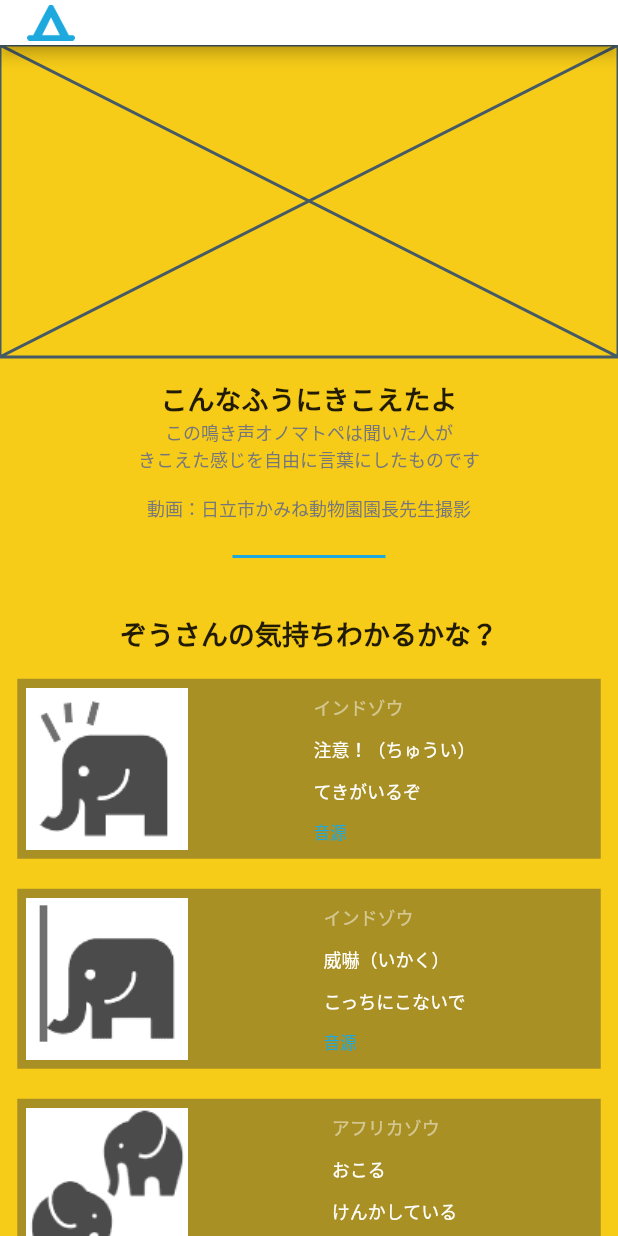
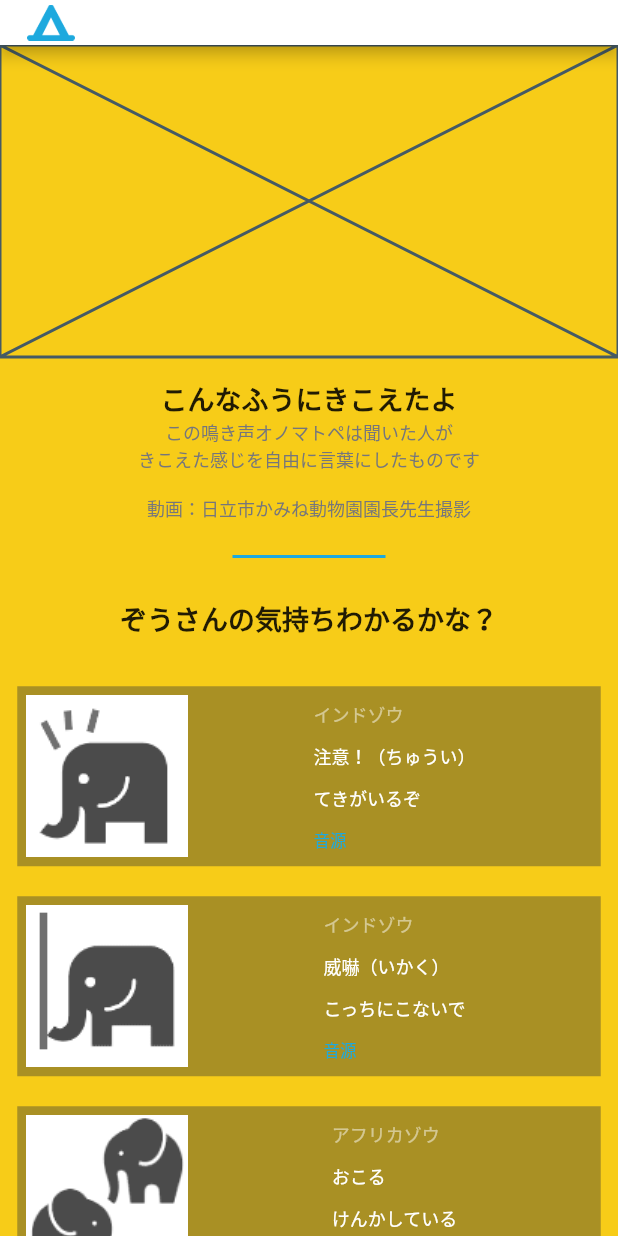
Before and after one commit to ProjectMCR/mcr, a Flutter app: the screen it shows after launch, on a phone screen of 412 x 824 dp. Run offline on Flutter 3.47's test engine with Material 2 defaults, Android fonts, the phone set to English and light mode, and no system bars.

Commit message:
レイアウト調整

```diff
--- a/lib/pages/animal_page.dart
+++ b/lib/pages/animal_page.dart
@@ -109,7 +109,7 @@ class AnimalPage extends StatelessWidget {
               indent: 155,
               endIndent: 155,
             ),
-            const SizedBox(height: 30),
+            const SizedBox(height: 20),
             const Text(
               'ぞうさんの気持ちわかるかな？',
               style: TextStyle(
@@ -117,7 +117,7 @@ class AnimalPage extends StatelessWidget {
                 fontWeight: FontWeight.w600,
               ),
             ),
-            const SizedBox(height: 5),
+            const SizedBox(height: 20),
             Expanded(
               child: ListView.separated(
                 physics: const ClampingScrollPhysics(),
```
